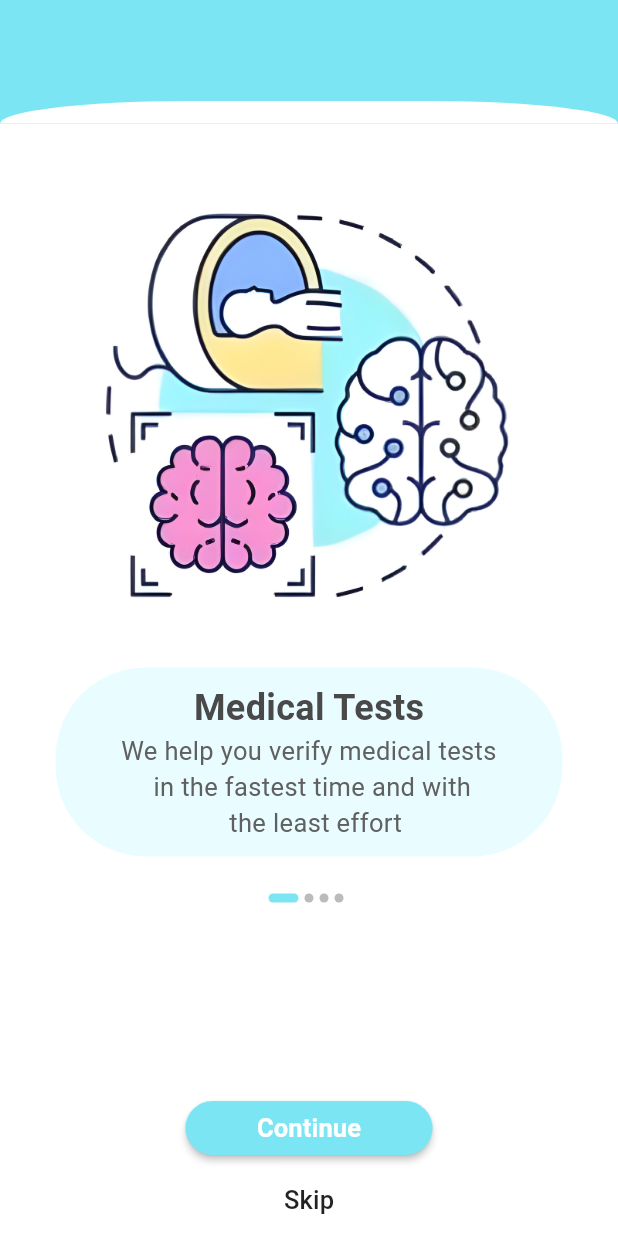
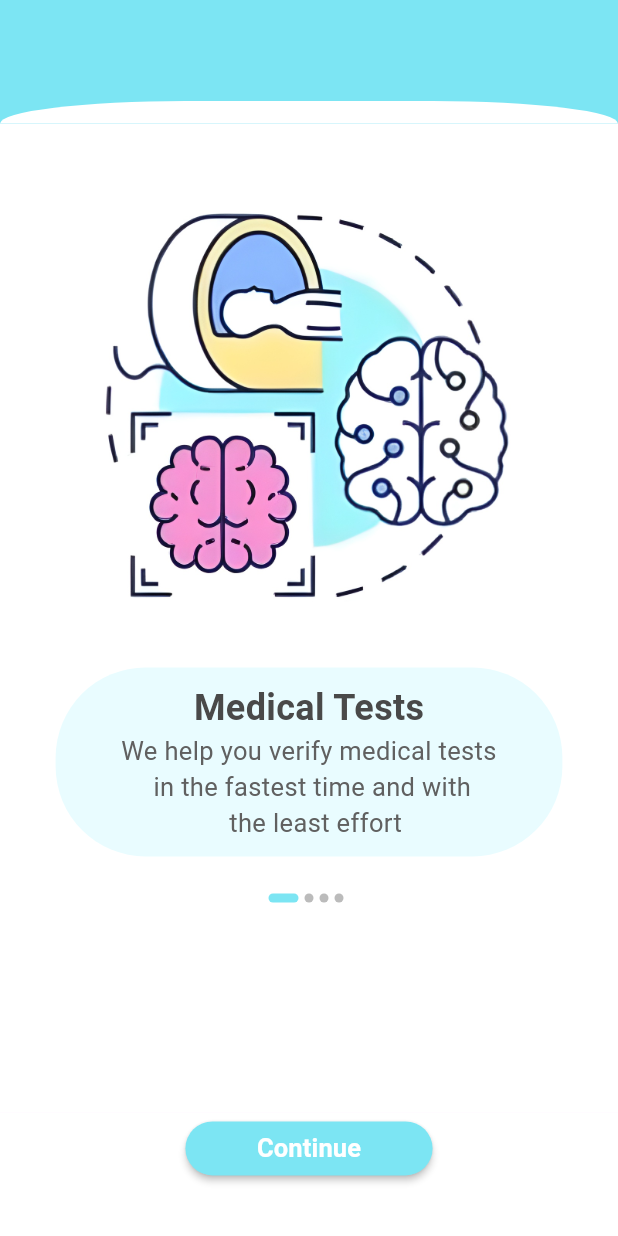
Before and after one commit to adamAboZaid10/graduation_project, a Flutter app: the screen it shows after launch, on a phone screen of 412 x 824 dp. Run offline on Flutter 3.47's test engine with Material 3 defaults, Android fonts, the phone set to English and light mode, and no system bars; our stand-ins replace bloc, firebase_core, flutter_bloc, flutter_screenutil, flutter_svg, get; accounts and stored records are empty.

Commit message:
2 Edit onborarding

```diff
--- a/lib/features/onboarding_feature/widgets/continuebotton.dart
+++ b/lib/features/onboarding_feature/widgets/continuebotton.dart
@@ -14,6 +14,7 @@ class ContinueBottonOnboarding extends GetView<OnBoardingControllerIMP> {
     return Container(
       color: const Color.fromARGB(255, 255, 255, 255),
       width: width,
+      height: height * 0.1,
       child: Column(
         children: [
           Container(
@@ -33,18 +34,6 @@ class ContinueBottonOnboarding extends GetView<OnBoardingControllerIMP> {
               ),
             ),
           ),
-          MaterialButton(
-            onPressed: () {
-              controller.skiping();
-            },
-            child: Padding(
-              padding: EdgeInsets.symmetric(vertical: height * .01),
-              child: const Text(
-                "Skip",
-                style: TextStyle(fontSize: 17),
-              ),
-            ),
-          ),
         ],
       ),
     );
```
